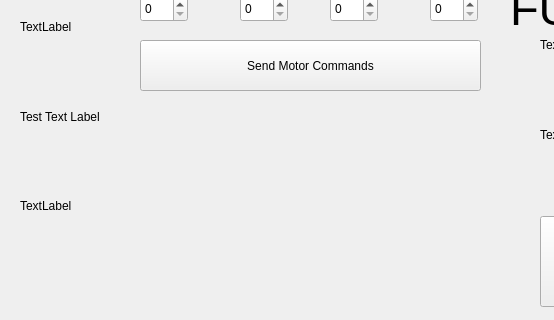
Before: the Qt Designer form client/resource/MyPlugin.ui in CWRUbotix/NASA-RMC-2019, drawn with Qt 5; both pictures show x 0 to 554 and y 304 to 624 of the 799 by 624 pixel window.
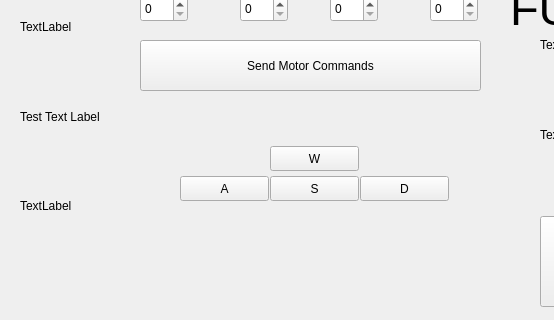
After: the same form once the commit is applied.

Commit message: Added fake wasd buttons

Diff of the .ui file:
```diff
--- a/client/resource/MyPlugin.ui
+++ b/client/resource/MyPlugin.ui
@@ -499,6 +499,58 @@
     <bool>true</bool>
    </property>
   </widget>
+  <widget class="QPushButton" name="w_button">
+   <property name="geometry">
+    <rect>
+     <x>270</x>
+     <y>450</y>
+     <width>89</width>
+     <height>25</height>
+    </rect>
+   </property>
+   <property name="text">
+    <string>W</string>
+   </property>
+  </widget>
+  <widget class="QPushButton" name="a_button">
+   <property name="geometry">
+    <rect>
+     <x>180</x>
+     <y>480</y>
+     <width>89</width>
+     <height>25</height>
+    </rect>
+   </property>
+   <property name="text">
+    <string>A</string>
+   </property>
+  </widget>
+  <widget class="QPushButton" name="s_button">
+   <property name="geometry">
+    <rect>
+     <x>270</x>
+     <y>480</y>
+     <width>89</width>
+     <height>25</height>
+    </rect>
+   </property>
+   <property name="text">
+    <string>S</string>
+   </property>
+  </widget>
+  <widget class="QPushButton" name="d_button">
+   <property name="geometry">
+    <rect>
+     <x>360</x>
+     <y>480</y>
+     <width>89</width>
+     <height>25</height>
+    </rect>
+   </property>
+   <property name="text">
+    <string>D</string>
+   </property>
+  </widget>
  </widget>
  <resources/>
  <connections/>
```
